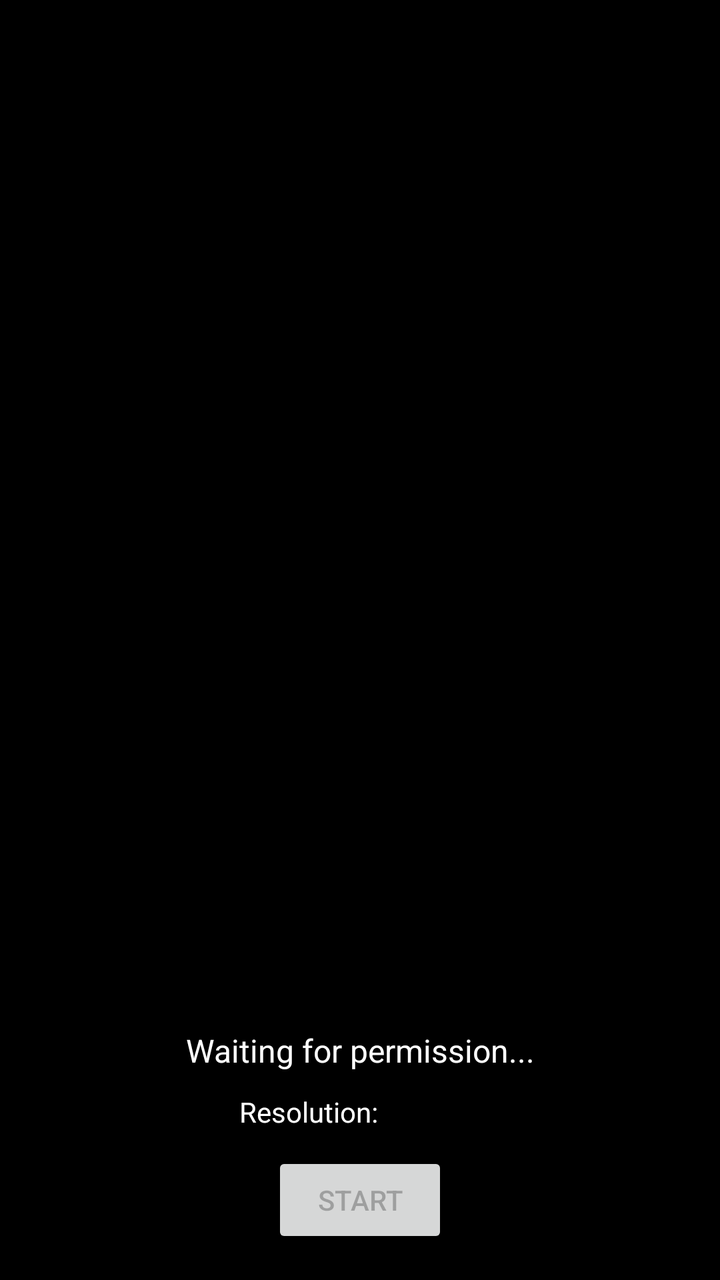
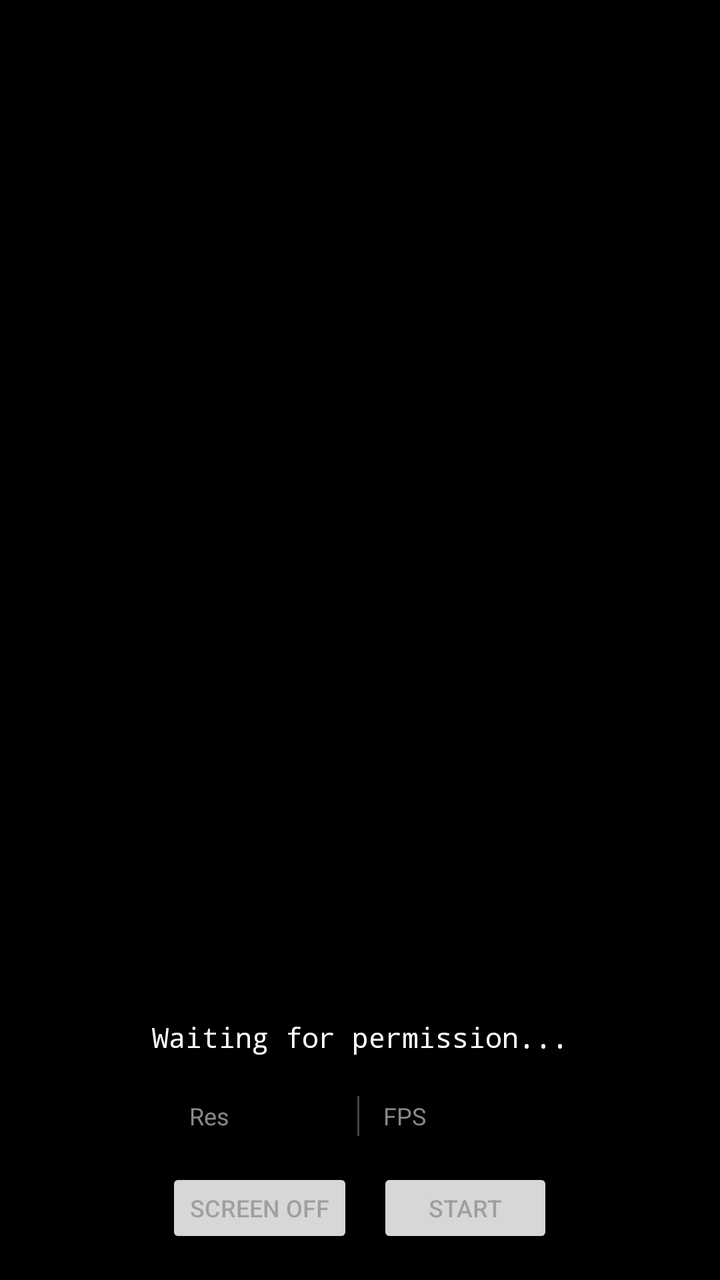

Compare the two renders of this Android layout. The source of the first and the diff that turns it into the second are given below.
<!-- AndroidManifest.xml: application theme AppTheme -->
<!-- res/layout/activity_main.xml -->
<?xml version="1.0" encoding="utf-8"?>
<LinearLayout xmlns:android="http://schemas.android.com/apk/res/android"
    android:layout_width="match_parent"
    android:layout_height="match_parent"
    android:orientation="vertical"
    android:background="#FF000000"
    android:gravity="center_horizontal">

    <TextureView
        android:id="@+id/textureView"
        android:layout_width="match_parent"
        android:layout_height="0dp"
        android:layout_weight="1" />

    <LinearLayout
        android:layout_width="match_parent"
        android:layout_height="wrap_content"
        android:orientation="vertical"
        android:padding="16dp"
        android:background="#CC000000">

        <TextView
            android:id="@+id/statusText"
            android:layout_width="match_parent"
            android:layout_height="wrap_content"
            android:text="Waiting for permission..."
            android:textColor="#FFFFFFFF"
            android:textSize="16sp"
            android:gravity="center" />

        <TextView
            android:id="@+id/connectionInfo"
            android:layout_width="match_parent"
            android:layout_height="wrap_content"
            android:text=""
            android:textColor="#FFAAAAAA"
            android:textSize="12sp"
            android:gravity="center"
            android:layout_marginTop="4dp"
            android:visibility="gone" />

        <LinearLayout
            android:layout_width="match_parent"
            android:layout_height="wrap_content"
            android:orientation="horizontal"
            android:gravity="center"
            android:layout_marginTop="8dp">

            <TextView
                android:layout_width="wrap_content"
                android:layout_height="wrap_content"
                android:text="Resolution: "
                android:textColor="#FFFFFFFF"
                android:textSize="14sp" />

            <Spinner
                android:id="@+id/resolutionSpinner"
                android:layout_width="wrap_content"
                android:layout_height="wrap_content" />
        </LinearLayout>

        <Button
            android:id="@+id/toggleButton"
            android:layout_width="wrap_content"
            android:layout_height="wrap_content"
            android:layout_gravity="center"
            android:layout_marginTop="8dp"
            android:text="Start"
            android:enabled="false" />
    </LinearLayout>

</LinearLayout>
<!-- resources referenced by this layout -->
<resources>
  <style name="AppTheme" parent="Theme.AppCompat.Light.NoActionBar">
          <item name="colorPrimary">#FF1976D2</item>
          <item name="colorPrimaryDark">#FF1565C0</item>
          <item name="colorAccent">#FFFF6F00</item>
          <item name="android:windowFullscreen">true</item>
      </style>
</resources>

<!-- the commit's change to res/layout/activity_main.xml (unified diff, before → after) -->
@@ -1,44 +1,90 @@
 <?xml version="1.0" encoding="utf-8"?>
-<LinearLayout xmlns:android="http://schemas.android.com/apk/res/android"
+<FrameLayout xmlns:android="http://schemas.android.com/apk/res/android"
     android:layout_width="match_parent"
     android:layout_height="match_parent"
-    android:orientation="vertical"
-    android:background="#FF000000"
-    android:gravity="center_horizontal">
+    android:background="#FF000000">
 
     <TextureView
         android:id="@+id/textureView"
         android:layout_width="match_parent"
-        android:layout_height="0dp"
-        android:layout_weight="1" />
+        android:layout_height="match_parent" />
 
+    
     <LinearLayout
+        android:id="@+id/controlsPanel"
         android:layout_width="match_parent"
         android:layout_height="wrap_content"
+        android:layout_gravity="bottom"
         android:orientation="vertical"
         android:padding="16dp"
         android:background="#CC000000">
 
+        
         <TextView
             android:id="@+id/statusText"
             android:layout_width="match_parent"
             android:layout_height="wrap_content"
             android:text="Waiting for permission..."
             android:textColor="#FFFFFFFF"
-            android:textSize="16sp"
+            android:textSize="14sp"
+            android:fontFamily="monospace"
             android:gravity="center" />
 
         <TextView
             android:id="@+id/connectionInfo"
             android:layout_width="match_parent"
             android:layout_height="wrap_content"
-            android:text=""
-            android:textColor="#FFAAAAAA"
-            android:textSize="12sp"
+            android:textColor="#FF888888"
+            android:textSize="11sp"
+            android:fontFamily="monospace"
             android:gravity="center"
-            android:layout_marginTop="4dp"
+            android:layout_marginTop="2dp"
             android:visibility="gone" />
 
+        
+        <LinearLayout
+            android:id="@+id/settingsRow"
+            android:layout_width="match_parent"
+            android:layout_height="wrap_content"
+            android:orientation="horizontal"
+            android:gravity="center"
+            android:layout_marginTop="12dp">
+
+            <TextView
+                android:layout_width="wrap_content"
+                android:layout_height="wrap_content"
+                android:text="Res"
+                android:textColor="#FF888888"
+                android:textSize="12sp" />
+
+            <Spinner
+                android:id="@+id/resolutionSpinner"
+                android:layout_width="wrap_content"
+                android:layout_height="36dp"
+                android:layout_marginStart="4dp" />
+
+            <View
+                android:layout_width="1dp"
+                android:layout_height="20dp"
+                android:layout_marginStart="12dp"
+                android:layout_marginEnd="12dp"
+                android:background="#FF444444" />
+
+            <TextView
+                android:layout_width="wrap_content"
+                android:layout_height="wrap_content"
+                android:text="FPS"
+                android:textColor="#FF888888"
+                android:textSize="12sp" />
+
+            <Spinner
+                android:id="@+id/fpsSpinner"
+                android:layout_width="wrap_content"
+                android:layout_height="36dp"
+                android:layout_marginStart="4dp" />
+        </LinearLayout>
+
+        
         <LinearLayout
             android:layout_width="match_parent"
             android:layout_height="wrap_content"
@@ -46,27 +92,24 @@
             android:gravity="center"
             android:layout_marginTop="8dp">
 
-            <TextView
+            <Button
+                android:id="@+id/screenOffButton"
                 android:layout_width="wrap_content"
-                android:layout_height="wrap_content"
-                android:text="Resolution: "
-                android:textColor="#FFFFFFFF"
-                android:textSize="14sp" />
+                android:layout_height="40dp"
+                android:text="Screen Off"
+                android:textSize="12sp"
+                android:layout_marginEnd="12dp"
+                android:enabled="false" />
 
-            <Spinner
-                android:id="@+id/resolutionSpinner"
+            <Button
+                android:id="@+id/toggleButton"
                 android:layout_width="wrap_content"
-                android:layout_height="wrap_content" />
+                android:layout_height="40dp"
+                android:text="Start"
+                android:textSize="12sp"
+                android:enabled="false" />
         </LinearLayout>
 
-        <Button
-            android:id="@+id/toggleButton"
-            android:layout_width="wrap_content"
-            android:layout_height="wrap_content"
-            android:layout_gravity="center"
-            android:layout_marginTop="8dp"
-            android:text="Start"
-            android:enabled="false" />
     </LinearLayout>
 
-</LinearLayout>
+</FrameLayout>
